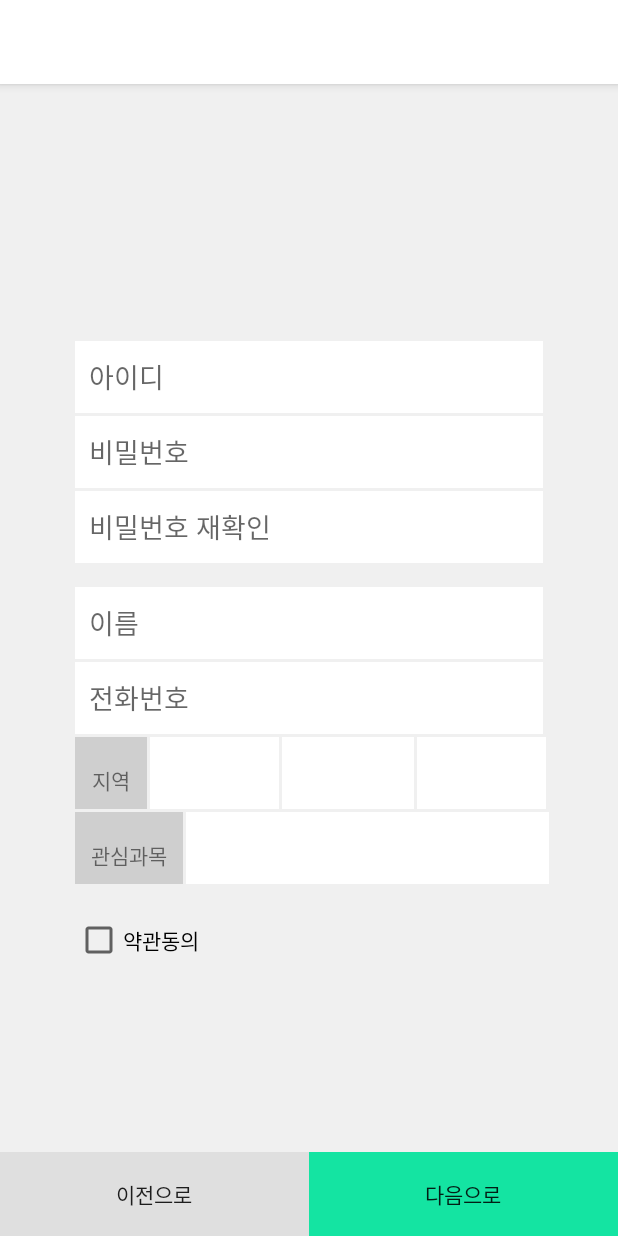
After one commit to coding-polarbear/Rivator-App, an Android app: the StudentSignUpActivity screen opened directly, with no data from a screen before it, on a phone screen of 412 x 824 dp. The commit adds this screen. Run offline under Robolectric (Android 15) with nearby library versions, the phone set to English and light mode, and no system bars.

Commit message:
전체 회원가입 프론트 마무리

```diff
--- a/app/src/main/AndroidManifest.xml
+++ b/app/src/main/AndroidManifest.xml
@@ -21,7 +21,7 @@
         <activity android:name=".SignupTermsDetailActivity"  />
         <activity android:name=".SelectActivity" />
         <activity android:name=".TeacherSignUpActivity" />
-        <activity android:name=".StudentMainActivity"></activity>
+        <activity android:name=".StudentSignUpActivity"></activity>
     </application>
 
 </manifest>
--- /dev/null
+++ b/app/src/main/java/com/rinc/bong/rivatorproject/StudentSignUpActivity.java
@@ -0,0 +1,25 @@
+package com.rinc.bong.rivatorproject;
+
+import android.content.Intent;
+import android.support.v7.app.AppCompatActivity;
+import android.os.Bundle;
+import android.view.View;
+
+public class StudentSignUpActivity extends AppCompatActivity {
+
+    @Override
+    protected void onCreate(Bundle savedInstanceState) {
+        super.onCreate(savedInstanceState);
+        setContentView(R.layout.activity_student_sign_up);
+    }
+
+    public void back(View view) {
+        finish();
+    }
+
+    public void next(View view) {
+        Intent intent = new Intent(getApplicationContext(), MainActivity.class);
+        intent.addFlags(Intent.FLAG_ACTIVITY_CLEAR_TOP);
+        startActivity(intent);
+    }
+}
--- a/app/src/main/res/layout/activity_select.xml
+++ b/app/src/main/res/layout/activity_select.xml
@@ -36,6 +36,7 @@
             android:layout_height="wrap_content"
             android:layout_below="@+id/student"
             android:layout_centerHorizontal="true"
+            android:onClick="gotoStudentSignUp"
             android:text="강사 회원으로 가입하고자 하는 분은\n이 곳을 터치해 진행해주세요."
             android:textAlignment="center"
             android:textColor="#efefef"/>
--- /dev/null
+++ b/app/src/main/res/layout/activity_student_sign_up.xml
@@ -0,0 +1,176 @@
+<?xml version="1.0" encoding="utf-8"?>
+<LinearLayout xmlns:android="http://schemas.android.com/apk/res/android"
+    xmlns:app="http://schemas.android.com/apk/res-auto"
+    xmlns:tools="http://schemas.android.com/tools"
+    android:layout_width="match_parent"
+    android:layout_height="match_parent"
+    android:background="#f0f0f0"
+    android:orientation="vertical"
+    tools:context="com.rinc.bong.rivatorproject.StudentSignUpActivity">
+
+    <ScrollView
+        android:layout_width="match_parent"
+        android:layout_height="match_parent"
+        android:layout_weight="1">
+        <RelativeLayout
+            android:layout_width="match_parent"
+            android:layout_height="wrap_content">
+
+            <ImageView
+                android:layout_width="96dp"
+                android:layout_height="96dp"
+                android:layout_centerHorizontal="true"
+                android:layout_marginTop="40dp"
+                android:layout_marginBottom="35dp"
+                android:id="@+id/imageView"
+                android:layout_marginStart="8dp"
+                android:layout_marginEnd="7dp" />
+
+            <EditText
+                android:id="@+id/editId"
+                android:layout_width="312dp"
+                android:layout_height="48dp"
+                android:layout_below="@+id/imageView"
+                android:layout_marginBottom="2dp"
+                android:layout_centerHorizontal="true"
+                android:ems="10"
+                android:background="@color/colorWhiteText"
+                android:inputType="textPersonName"
+                android:hint="  아이디" />
+
+            <EditText
+                android:id="@+id/editPassword"
+                android:layout_width="312dp"
+                android:layout_height="48dp"
+                android:layout_marginBottom="2dp"
+                android:layout_centerHorizontal="true"
+                android:layout_below="@+id/editId"
+                android:ems="10"
+                android:background="@color/colorWhiteText"
+                android:inputType="textPersonName"
+                android:hint="  비밀번호" />
+
+            <EditText
+                android:layout_width="312dp"
+                android:layout_height="48dp"
+                android:background="@color/colorWhiteText"
+                android:hint="  비밀번호 재확인"
+                android:layout_marginBottom="16dp"
+                android:layout_below="@+id/editPassword"
+                android:layout_centerHorizontal="true"
+                android:id="@+id/editPassword2" />
+
+            <EditText
+                android:id="@+id/editName"
+                android:layout_width="312dp"
+                android:layout_height="48dp"
+                android:layout_below="@+id/editPassword2"
+                android:layout_centerHorizontal="true"
+                android:background="@color/colorWhiteText"
+                android:hint="  이름"
+                android:ems="10"
+                android:inputType="textPersonName"
+                android:layout_marginBottom="2dp"
+                android:layout_marginStart="24dp"
+                android:layout_marginEnd="24dp" />
+            <EditText
+                android:layout_width="312dp"
+                android:layout_height="48dp"
+                android:background="@color/colorWhiteText"
+                android:layout_below="@+id/editName"
+                android:layout_centerHorizontal="true"
+                android:hint="  전화번호"
+                android:id="@+id/editPhoneNumber"
+                android:layout_marginBottom="2dp"
+                android:layout_marginStart="24dp"
+                android:layout_marginEnd="24dp" />
+            <TextView
+                android:layout_width="48dp"
+                android:layout_height="48dp"
+                android:layout_below="@+id/editPhoneNumber"
+                android:background="#cfcfcf"
+                android:textAlignment="center"
+                android:layout_marginBottom="2dp"
+                android:text="\n지역"
+                android:id="@+id/textView5"
+                android:layout_alignStart="@+id/editPassword" />
+
+            <Spinner
+                android:id="@+id/citySpinner"
+                android:layout_width="86dp"
+                android:layout_height="48dp"
+                android:layout_below="@+id/editPhoneNumber"
+                android:layout_toRightOf="@+id/textView5"
+                android:background="@color/colorWhiteText"
+                android:layout_marginLeft="2dp" />
+            <Spinner
+                android:id="@+id/districSpinner"
+                android:layout_width="88dp"
+                android:layout_height="48dp"
+                android:layout_toRightOf="@+id/citySpinner"
+                android:layout_below="@+id/editPhoneNumber"
+                android:background="@color/colorWhiteText"
+                android:layout_marginLeft="2dp" />
+
+            <Spinner
+                android:id="@+id/townSpinner"
+                android:layout_width="86dp"
+                android:layout_height="48dp"
+                android:layout_toRightOf="@+id/districSpinner"
+                android:layout_below="@+id/editPhoneNumber"
+                android:background="@color/colorWhiteText"
+                android:layout_marginLeft="2dp" />
+            <TextView
+                android:layout_width="72dp"
+                android:layout_height="48dp"
+                android:background="#cfcfcf"
+                android:text="\n관심과목"
+                android:layout_alignStart="@+id/textView5"
+                android:textAlignment="center"
+                android:layout_below="@+id/textView5"
+                android:id="@+id/textView6" />
+
+            <Spinner
+                android:id="@+id/spinner"
+                android:layout_width="242dp"
+                android:layout_height="48dp"
+                android:layout_marginLeft="2dp"
+                android:layout_marginTop="2dp"
+                android:background="@color/colorWhiteText"
+                android:layout_below="@+id/citySpinner"
+                android:layout_toRightOf="@+id/textView6"/>
+
+            <CheckBox
+                android:id="@+id/checkBox"
+                android:layout_width="wrap_content"
+                android:layout_height="wrap_content"
+                android:layout_marginTop="21dp"
+                android:text="약관동의"
+                android:layout_alignStart="@+id/textView6"
+                android:layout_below="@+id/textView6"/>
+        </RelativeLayout>
+    </ScrollView>
+
+
+    <LinearLayout
+        android:layout_width="match_parent"
+        android:layout_height="56dp"
+        android:orientation="horizontal">
+        <Button
+            android:layout_width="match_parent"
+            android:layout_height="match_parent"
+            android:background="#dfdfdf"
+            android:onClick="back"
+            android:text="이전으로"
+            android:layout_weight="1"/>
+
+        <Button
+            android:id="@+id/button2"
+            android:layout_width="match_parent"
+            android:layout_height="match_parent"
+            android:onClick="next"
+            android:layout_weight="1"
+            android:background="#14e4a2"
+            android:text="다음으로" />
+    </LinearLayout>
+</LinearLayout>
```
Also changed, not shown: app/src/main/java/com/rinc/bong/rivatorproject/SelectActivity.java (+8 -1 lines), app/src/main/java/com/rinc/bong/rivatorproject/SignupTermsAgreeActivity.java (+14 -1 lines), app/src/main/java/com/rinc/bong/rivatorproject/SignupTermsDetailActivity.java (+7 -0 lines), app/src/main/java/com/rinc/bong/rivatorproject/StudentMainActivity.java (deleted, +0 -13 lines), app/src/main/res/layout/activity_signup_terms_agree.xml (+66 -82 lines), app/src/main/res/layout/activity_signup_terms_detail.xml (+21 -19 lines), app/src/main/res/layout/activity_student_main.xml (deleted, +0 -21 lines).
